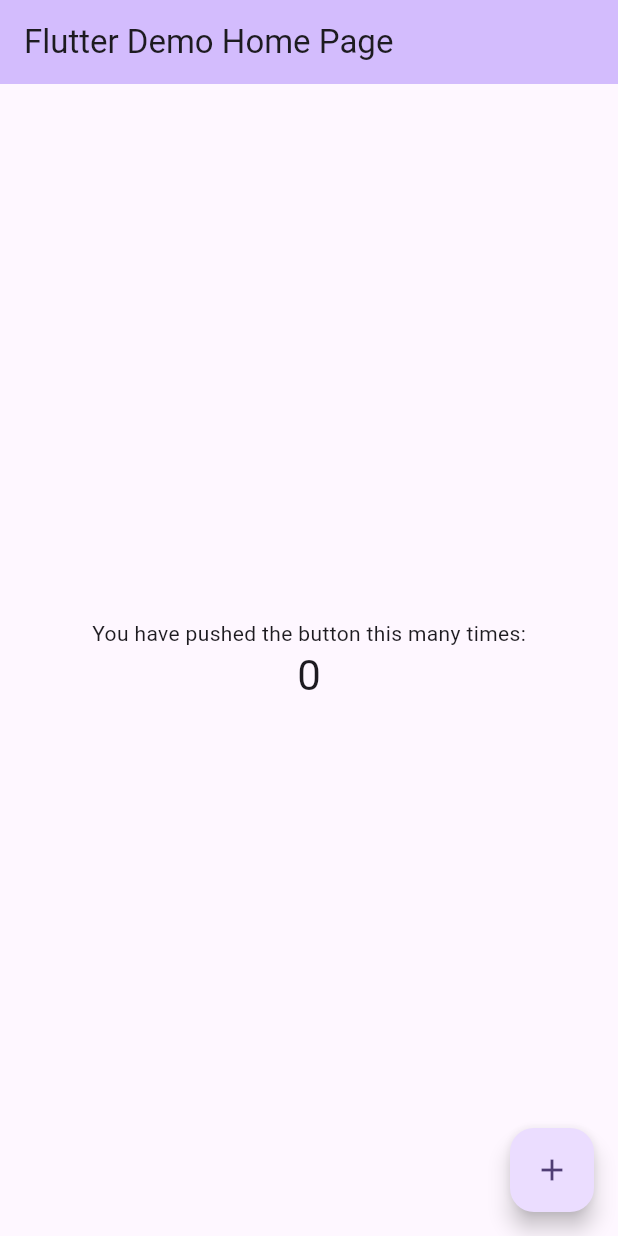
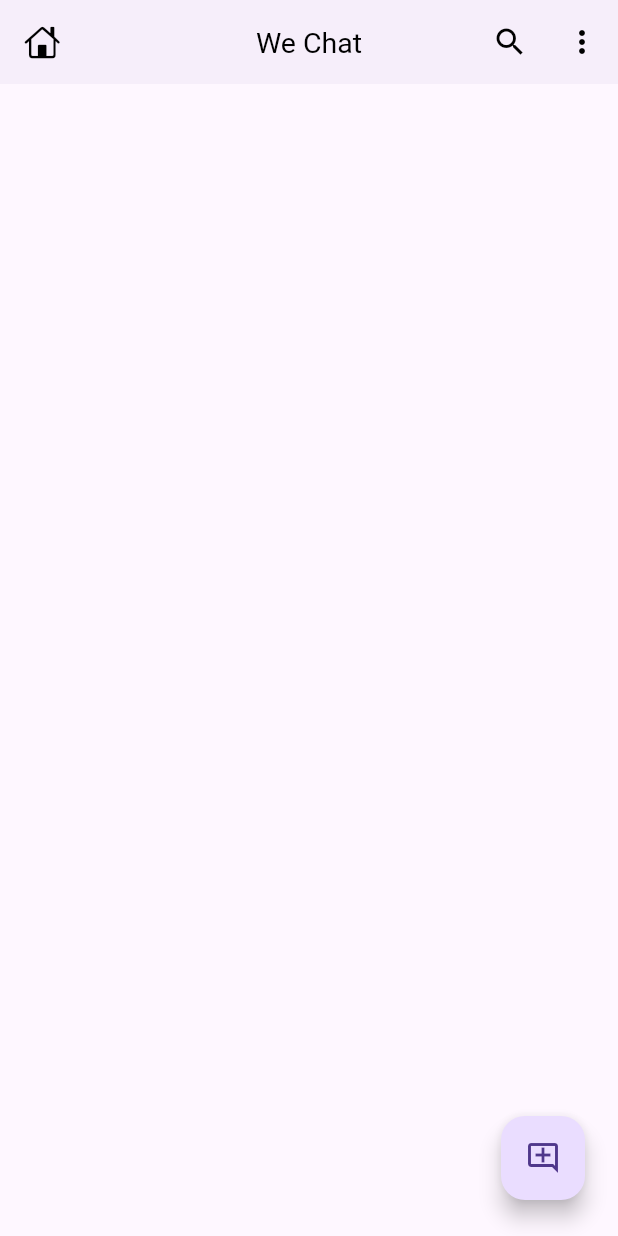
Before and after one commit to bishoyabdmariam/myownchatapp, a Flutter app: the screen it shows after launch, on a phone screen of 412 x 824 dp. Run offline on Flutter 3.47's test engine with Material 3 defaults, Android fonts, the phone set to English and light mode, and no system bars.

Commit message:
fix app icon bug and add the home screen design in static way

```diff
--- a/lib/main.dart
+++ b/lib/main.dart
@@ -1,4 +1,5 @@
 import 'package:flutter/material.dart';
+import 'package:newchatapp/screens/HomeScreen.dart';
 
 void main() {
   runApp(const MyApp());
@@ -7,119 +8,23 @@ void main() {
 class MyApp extends StatelessWidget {
   const MyApp({super.key});
 
-  // This widget is the root of your application.
   @override
   Widget build(BuildContext context) {
     return MaterialApp(
-      title: 'Flutter Demo',
+      title: "We Chat",
       theme: ThemeData(
-        // This is the theme of your application.
-        //
-        // TRY THIS: Try running your application with "flutter run". You'll see
-        // the application has a purple toolbar. Then, without quitting the app,
-        // try changing the seedColor in the colorScheme below to Colors.green
-        // and then invoke "hot reload" (save your changes or press the "hot
-        // reload" button in a Flutter-supported IDE, or press "r" if you used
-        // the command line to start the app).
-        //
-        // Notice that the counter didn't reset back to zero; the application
-        // state is not lost during the reload. To reset the state, use hot
-        // restart instead.
-        //
-        // This works for code too, not just values: Most code changes can be
-        // tested with just a hot reload.
-        colorScheme: ColorScheme.fromSeed(seedColor: Colors.deepPurple),
-        useMaterial3: true,
+        appBarTheme: AppBarTheme(
+          centerTitle: true,
+          elevation: 1,
+          iconTheme: IconThemeData(color: Colors.black),
+          titleTextStyle: TextStyle(
+            color: Colors.black,
+            fontWeight: FontWeight.normal,
+            fontSize: 19,
+          ),
+        ),
       ),
-      home: const MyHomePage(title: 'Flutter Demo Home Page'),
+      home: HomeScreen(),
     );
   }
 }
-
-class MyHomePage extends StatefulWidget {
-  const MyHomePage({super.key, required this.title});
-
-  // This widget is the home page of your application. It is stateful, meaning
-  // that it has a State object (defined below) that contains fields that affect
-  // how it looks.
-
-  // This class is the configuration for the state. It holds the values (in this
-  // case the title) provided by the parent (in this case the App widget) and
-  // used by the build method of the State. Fields in a Widget subclass are
-  // always marked "final".
-
-  final String title;
-
-  @override
-  State<MyHomePage> createState() => _MyHomePageState();
-}
-
-class _MyHomePageState extends State<MyHomePage> {
-  int _counter = 0;
-
-  void _incrementCounter() {
-    setState(() {
-      // This call to setState tells the Flutter framework that something has
-      // changed in this State, which causes it to rerun the build method below
-      // so that the display can reflect the updated values. If we changed
-      // _counter without calling setState(), then the build method would not be
-      // called again, and so nothing would appear to happen.
-      _counter++;
-    });
-  }
-
-  @override
-  Widget build(BuildContext context) {
-    // This method is rerun every time setState is called, for instance as done
-    // by the _incrementCounter method above.
-    //
-    // The Flutter framework has been optimized to make rerunning build methods
-    // fast, so that you can just rebuild anything that needs updating rather
-    // than having to individually change instances of widgets.
-    return Scaffold(
-      appBar: AppBar(
-        // TRY THIS: Try changing the color here to a specific color (to
-        // Colors.amber, perhaps?) and trigger a hot reload to see the AppBar
-        // change color while the other colors stay the same.
-        backgroundColor: Theme.of(context).colorScheme.inversePrimary,
-        // Here we take the value from the MyHomePage object that was created by
-        // the App.build method, and use it to set our appbar title.
-        title: Text(widget.title),
-      ),
-      body: Center(
-        // Center is a layout widget. It takes a single child and positions it
-        // in the middle of the parent.
-        child: Column(
-          // Column is also a layout widget. It takes a list of children and
-          // arranges them vertically. By default, it sizes itself to fit its
-          // children horizontally, and tries to be as tall as its parent.
-          //
-          // Column has various properties to control how it sizes itself and
-          // how it positions its children. Here we use mainAxisAlignment to
-          // center the children vertically; the main axis here is the vertical
-          // axis because Columns are vertical (the cross axis would be
-          // horizontal).
-          //
-          // TRY THIS: Invoke "debug painting" (choose the "Toggle Debug Paint"
-          // action in the IDE, or press "p" in the console), to see the
-          // wireframe for each widget.
-          mainAxisAlignment: MainAxisAlignment.center,
-          children: <Widget>[
-            const Text(
-              'You have pushed the button this many times:',
-            ),
-            Text(
-              '$_counter',
-              style: Theme.of(context).textTheme.headlineMedium,
-            ),
-          ],
-        ),
-      ),
-      floatingActionButton: FloatingActionButton(
-        onPressed: _incrementCounter,
-        tooltip: 'Increment',
-        child: const Icon(Icons.add),
-      ), // This trailing comma makes auto-formatting nicer for build methods.
-    );
-  }
-}
--- /dev/null
+++ b/lib/screens/HomeScreen.dart
@@ -0,0 +1,44 @@
+import 'package:flutter/cupertino.dart';
+import 'package:flutter/material.dart';
+
+class HomeScreen extends StatefulWidget {
+  const HomeScreen({super.key});
+
+  @override
+  State<HomeScreen> createState() => _HomeScreenState();
+}
+
+class _HomeScreenState extends State<HomeScreen> {
+  @override
+  Widget build(BuildContext context) {
+    return Scaffold(
+      appBar: AppBar(
+        leading: Icon(CupertinoIcons.home),
+        title: Text("We Chat"),
+        actions: [
+          IconButton(
+            onPressed: () {},
+            icon: Icon(
+              Icons.search,
+            ),
+          ),
+          IconButton(
+            onPressed: () {},
+            icon: Icon(
+              Icons.more_vert_outlined,
+            ),
+          ),
+        ],
+      ),
+      floatingActionButton: Padding(
+        padding: const EdgeInsets.only(bottom: 8.0 ,right: 6),
+        child: FloatingActionButton(
+          onPressed: () {},
+          child: Icon(
+            Icons.add_comment_outlined,
+          ),
+        ),
+      ),
+    );
+  }
+}
```
Also changed, not shown: 29 other files.
